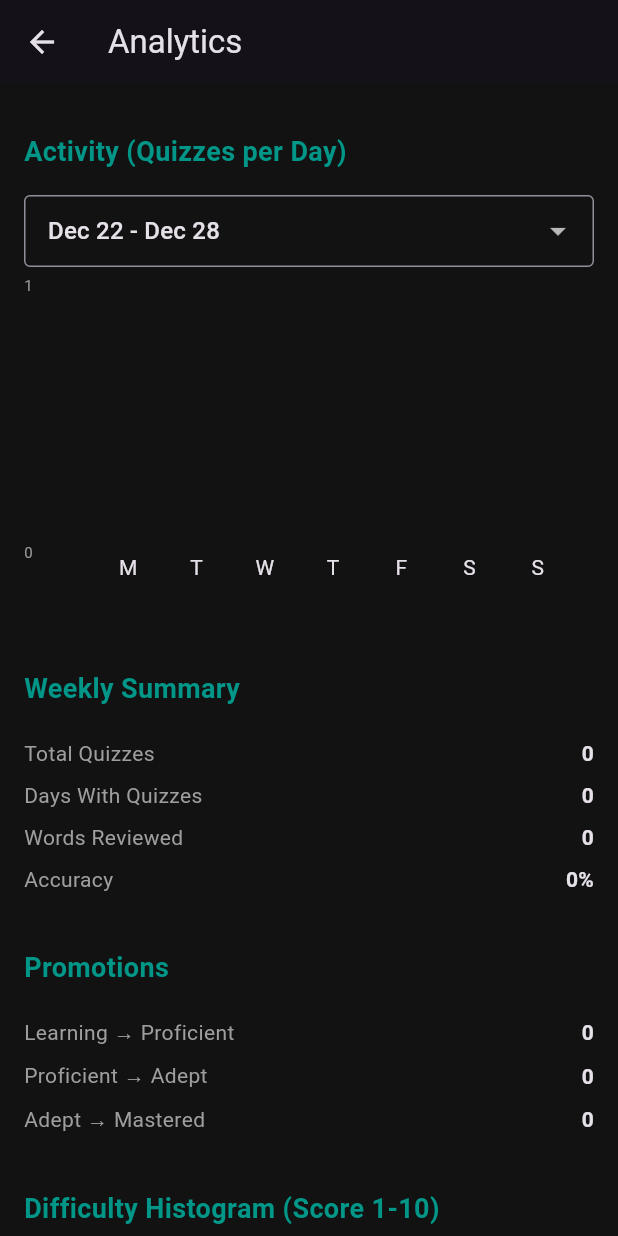
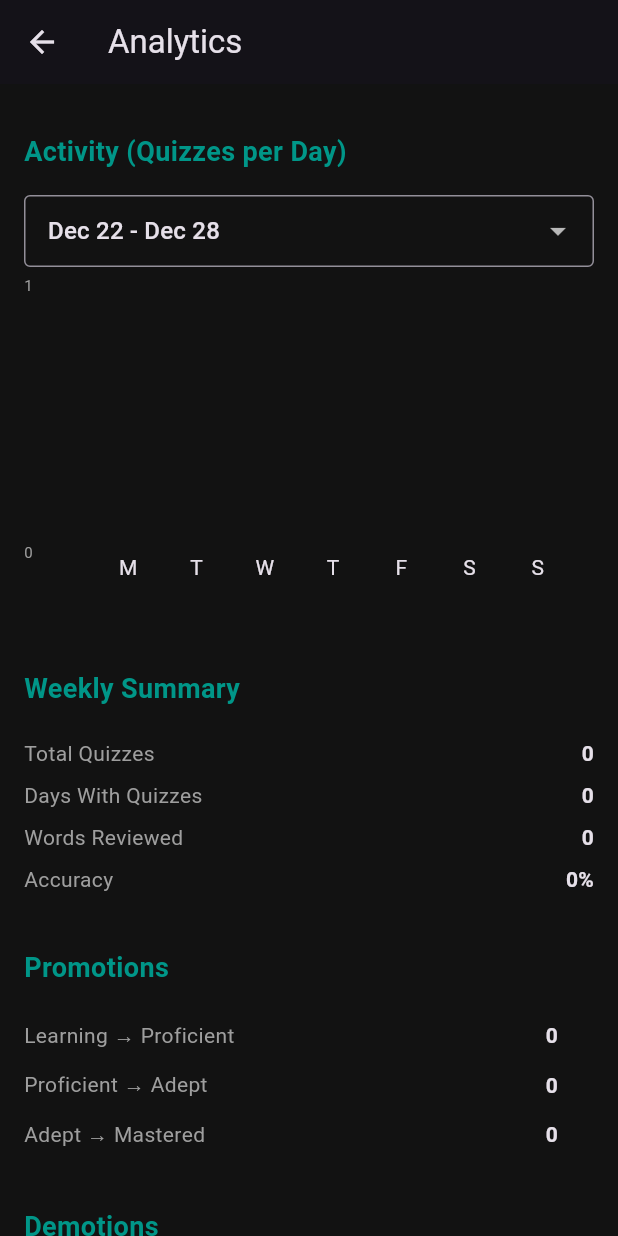
Before and after one commit to bryanlan/word_quizzer, a Flutter app: the StatsScreen screen opened directly, on a phone screen of 412 x 824 dp. Run offline on Flutter 3.47's test engine with Material 3 defaults, Android fonts, the phone set to English and light mode, and no system bars; drawn by our look-alikes of fl_chart; our stand-ins replace file_picker, flutter_tts, shared_preferences, sqflite, sqflite_common_ffi_web; missing offline and left inert: dart:html; accounts and stored records are empty.

Commit message:
Add demotions and transition word lists

```diff
--- a/mobile_app/lib/models.dart
+++ b/mobile_app/lib/models.dart
@@ -122,6 +122,7 @@ class WeeklyAnalytics {
   final int totalAttempts;
   final int correctAttempts;
   final Map<String, int> promotions;
+  final Map<String, int> demotions;
   final Map<String, int> difficultyCounts;
 
   WeeklyAnalytics({
@@ -132,6 +133,7 @@ class WeeklyAnalytics {
     required this.totalAttempts,
     required this.correctAttempts,
     required this.promotions,
+    required this.demotions,
     required this.difficultyCounts,
   });
 }
--- a/mobile_app/lib/stats_screen.dart
+++ b/mobile_app/lib/stats_screen.dart
@@ -4,6 +4,7 @@ import 'db_helper.dart';
 import 'package:intl/intl.dart';
 import 'daily_report_screen.dart';
 import 'models.dart';
+import 'transition_words_screen.dart';
 
 class StatsScreen extends StatefulWidget {
   const StatsScreen({super.key});
@@ -27,6 +28,7 @@ class _StatsScreenState extends State<StatsScreen> {
     totalAttempts: 0,
     correctAttempts: 0,
     promotions: const {},
+    demotions: const {},
     difficultyCounts: const {},
   );
 
@@ -91,6 +93,7 @@ class _StatsScreenState extends State<StatsScreen> {
       totalAttempts: 0,
       correctAttempts: 0,
       promotions: const {},
+      demotions: const {},
       difficultyCounts: const {},
     );
     if (hasStudyLog && selectedWeek != null) {
@@ -158,6 +161,56 @@ class _StatsScreenState extends State<StatsScreen> {
           Text(label, style: const TextStyle(color: Colors.grey)),
           Text(value, style: const TextStyle(fontWeight: FontWeight.bold)),
         ],
+      ),
+    );
+  }
+
+  Widget _buildTransitionRow({
+    required String label,
+    required int count,
+    required String fromStatus,
+    required String toStatus,
+  }) {
+    final canTap = count > 0 && selectedWeek != null;
+    return InkWell(
+      onTap: canTap
+          ? () {
+              final weekStart = selectedWeek!.start;
+              Navigator.push(
+                context,
+                MaterialPageRoute(
+                  builder: (context) => TransitionWordsScreen(
+                    title: label,
+                    fromStatus: fromStatus,
+                    toStatus: toStatus,
+                    weekStart: weekStart,
+                  ),
+                ),
+              );
+            }
+          : null,
+      child: Padding(
+        padding: const EdgeInsets.symmetric(vertical: 6.0),
+        child: Row(
+          mainAxisAlignment: MainAxisAlignment.spaceBetween,
+          children: [
+            Text(label, style: const TextStyle(color: Colors.grey)),
+            Row(
+              children: [
+                Text(
+                  count.toString(),
+                  style: const TextStyle(fontWeight: FontWeight.bold),
+                ),
+                const SizedBox(width: 6),
+                Icon(
+                  Icons.chevron_right,
+                  size: 18,
+                  color: canTap ? Colors.grey : Colors.transparent,
+                ),
+              ],
+            ),
+          ],
+        ),
       ),
     );
   }
@@ -302,18 +355,47 @@ class _StatsScreenState extends State<StatsScreen> {
                   _buildSummaryRow("Accuracy", "$accuracy%"),
                   const SizedBox(height: 16),
                   _buildSectionTitle("Promotions"),
-                  _buildSummaryRow(
-                    "Learning → Proficient",
-                    (weeklyAnalytics.promotions['Learning→Proficient'] ?? 0).toString(),
+                  _buildTransitionRow(
+                    label: "Learning → Proficient",
+                    count: weeklyAnalytics.promotions['Learning→Proficient'] ?? 0,
+                    fromStatus: 'Learning',
+                    toStatus: 'Proficient',
                   ),
-                  _buildSummaryRow(
-                    "Proficient → Adept",
-                    (weeklyAnalytics.promotions['Proficient→Adept'] ?? 0).toString(),
+                  _buildTransitionRow(
+                    label: "Proficient → Adept",
+                    count: weeklyAnalytics.promotions['Proficient→Adept'] ?? 0,
+                    fromStatus: 'Proficient',
+                    toStatus: 'Adept',
                   ),
-                  _buildSummaryRow(
-                    "Adept → Mastered",
-                    (weeklyAnalytics.promotions['Adept→Mastered'] ?? 0).toString(),
+                  _buildTransitionRow(
+                    label: "Adept → Mastered",
+                    count: weeklyAnalytics.promotions['Adept→Mastered'] ?? 0,
+                    fromStatus: 'Adept',
+                    toStatus: 'Mastered',
                   ),
+                  const SizedBox(height: 16),
+                  _buildSectionTitle("Demotions"),
+                  if (weeklyAnalytics.demotions.isEmpty)
+                    const Text("No demotions yet.", style: TextStyle(color: Colors.grey))
+                  else
+                    ...(() {
+                      final entries = weeklyAnalytics.demotions.entries.toList()
+                        ..sort((a, b) => a.key.compareTo(b.key));
+                      return entries.map((entry) {
+                        final parts = entry.key.split('→');
+                        final from = parts.isNotEmpty ? parts.first : '';
+                        final to = parts.length > 1 ? parts.last : '';
+                        final label = parts.length > 1
+                            ? '${parts.first} → ${parts.last}'
+                            : entry.key;
+                        return _buildTransitionRow(
+                          label: label,
+                          count: entry.value,
+                          fromStatus: from,
+                          toStatus: to,
+                        );
+                      }).toList();
+                    })(),
                   const SizedBox(height: 16),
                   _buildSectionTitle("Difficulty Histogram (Score 1-10)"),
                   _buildDistributionChips(weeklyAnalytics.difficultyCounts),
```
Also changed, not shown: mobile_app/lib/db_helper.dart (+93 -0 lines), mobile_app/lib/transition_words_screen.dart (added, +110 -0 lines).
